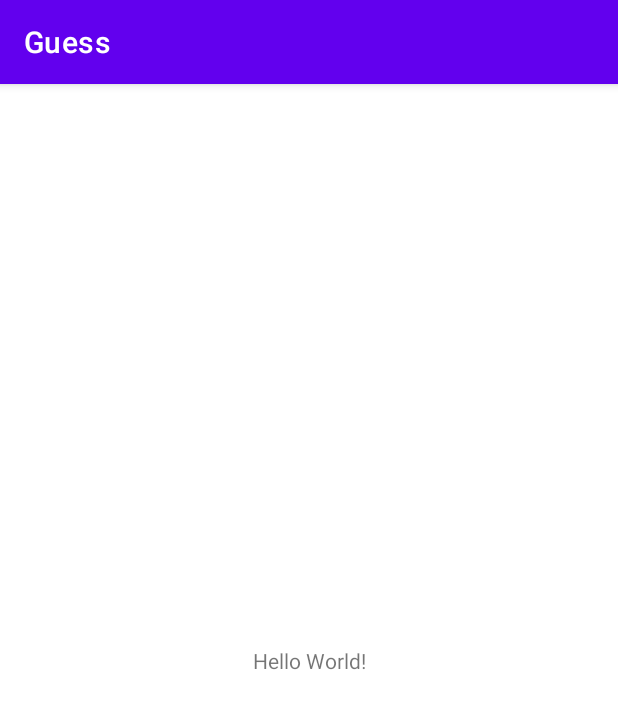
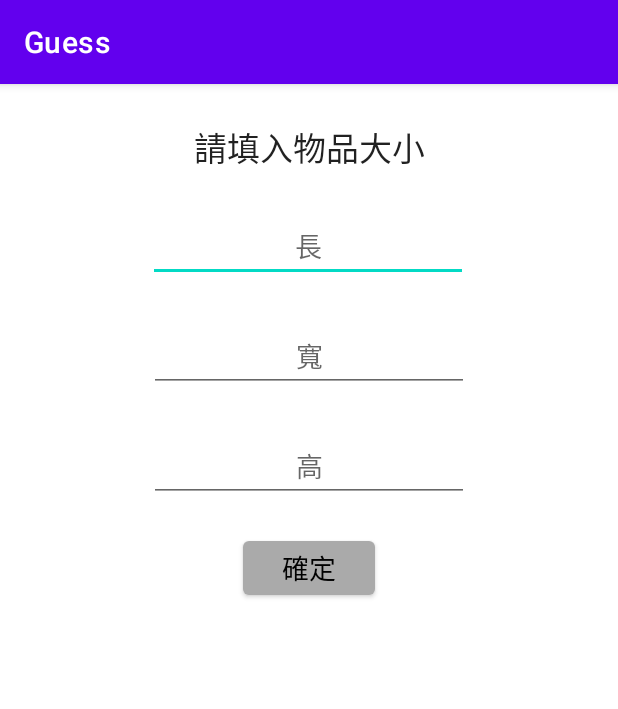
Before and after one commit to TonyBatMobile/GuessPub, an Android app: the screen it shows after launch (MainActivity), on a phone screen of 412 x 824 dp. Shown: the top 709 px of the screen. Run offline under Robolectric (Android 15) with nearby library versions, the phone set to English and light mode, and no system bars.

Commit message:
guess homework1: mail box layout

```diff
--- a/app/src/main/java/tw/com/batMobile/guess/MainActivity.kt
+++ b/app/src/main/java/tw/com/batMobile/guess/MainActivity.kt
@@ -4,10 +4,11 @@ import androidx.appcompat.app.AppCompatActivity
 import android.os.Bundle
 
 class MainActivity : AppCompatActivity() {
+    val secretNumber = SecretNumber()
+
     override fun onCreate(savedInstanceState: Bundle?) {
         super.onCreate(savedInstanceState)
-        setContentView(R.layout.activity_main)
-        R.id.hello_main
+        setContentView(R.layout.activity_box)
         R.drawable.androidparty
         R.color.message
         print(R.string.ok)
--- /dev/null
+++ b/app/src/main/res/layout/activity_box.xml
@@ -0,0 +1,71 @@
+<?xml version="1.0" encoding="utf-8"?>
+<androidx.constraintlayout.widget.ConstraintLayout xmlns:android="http://schemas.android.com/apk/res/android"
+    xmlns:app="http://schemas.android.com/apk/res-auto"
+    xmlns:tools="http://schemas.android.com/tools"
+    android:layout_width="match_parent"
+    android:layout_height="match_parent">
+
+    <TextView
+        android:id="@+id/textView2"
+        android:layout_width="wrap_content"
+        android:layout_height="wrap_content"
+        android:layout_marginTop="25dp"
+        android:text="請填入物品大小"
+        android:textAppearance="@style/TextAppearance.AppCompat.Large"
+        app:layout_constraintEnd_toEndOf="parent"
+        app:layout_constraintStart_toStartOf="parent"
+        app:layout_constraintTop_toTopOf="parent" />
+
+    <EditText
+        android:id="@+id/editTextNumberDecimal3"
+        android:layout_width="wrap_content"
+        android:layout_height="wrap_content"
+        android:layout_marginTop="25dp"
+        android:ems="10"
+        android:gravity="center_horizontal|top"
+        android:hint="長"
+        android:inputType="numberDecimal"
+        app:layout_constraintEnd_toEndOf="parent"
+        app:layout_constraintHorizontal_bias="0.497"
+        app:layout_constraintStart_toStartOf="parent"
+        app:layout_constraintTop_toBottomOf="@+id/textView2" />
+
+    <EditText
+        android:id="@+id/editTextNumberDecimal4"
+        android:layout_width="wrap_content"
+        android:layout_height="wrap_content"
+        android:layout_marginTop="25dp"
+        android:ems="10"
+        android:gravity="center_horizontal|top"
+        android:hint="寬"
+        android:inputType="numberDecimal"
+        app:layout_constraintEnd_toEndOf="parent"
+        app:layout_constraintStart_toStartOf="parent"
+        app:layout_constraintTop_toBottomOf="@+id/editTextNumberDecimal3" />
+
+    <EditText
+        android:id="@+id/editTextNumberDecimal5"
+        android:layout_width="wrap_content"
+        android:layout_height="wrap_content"
+        android:layout_marginTop="25dp"
+        android:ems="10"
+        android:gravity="center_horizontal|top"
+        android:hint="高"
+        android:inputType="numberDecimal"
+        app:layout_constraintEnd_toEndOf="parent"
+        app:layout_constraintStart_toStartOf="parent"
+        app:layout_constraintTop_toBottomOf="@+id/editTextNumberDecimal4" />
+
+    <Button
+        android:id="@+id/button3"
+        android:layout_width="wrap_content"
+        android:layout_height="wrap_content"
+        android:layout_marginTop="20dp"
+        android:text="確定"
+        android:textAppearance="@style/TextAppearance.AppCompat.Medium"
+        android:textColor="@android:color/black"
+        app:backgroundTint="@android:color/darker_gray"
+        app:layout_constraintEnd_toEndOf="parent"
+        app:layout_constraintStart_toStartOf="parent"
+        app:layout_constraintTop_toBottomOf="@+id/editTextNumberDecimal5" />
+</androidx.constraintlayout.widget.ConstraintLayout>
```
Also changed, not shown: app/src/main/java/tw/com/batMobile/guess/SecretNumber.kt (added, +19 -0 lines), app/src/main/res/layout/activity_main.xml (+27 -5 lines), app/src/main/res/layout/linear_main.xml (added, +32 -0 lines).
